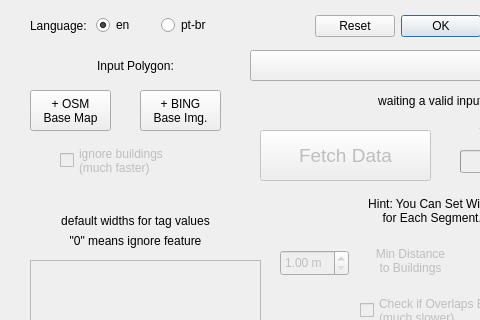
Above: osm_sidewalkreator_dialog_base.ui from kauevestena/osm_sidewalkreator before the change; both pictures show x 0 to 480 and y 0 to 320 of the 675 by 663 pixel window. Below: the same form after it.
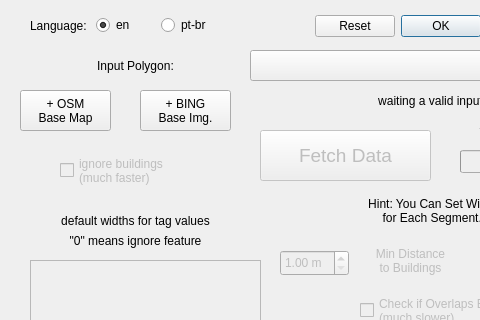
That is the form after the change. Custom widgets are drawn as their Qt base class.

The edit to the form file:
```diff
--- a/osm_sidewalkreator_dialog_base.ui
+++ b/osm_sidewalkreator_dialog_base.ui
@@ -414,7 +414,7 @@
    <property name="geometry">
     <rect>
      <x>60</x>
-     <y>140</y>
+     <y>150</y>
      <width>161</width>
      <height>41</height>
     </rect>
@@ -658,9 +658,9 @@
   <widget class="QPushButton" name="add_osm_basemap">
    <property name="geometry">
     <rect>
-     <x>30</x>
+     <x>20</x>
      <y>90</y>
-     <width>81</width>
+     <width>91</width>
      <height>41</height>
     </rect>
    </property>
@@ -674,7 +674,7 @@
     <rect>
      <x>140</x>
      <y>90</y>
-     <width>81</width>
+     <width>91</width>
      <height>41</height>
     </rect>
    </property>
```
